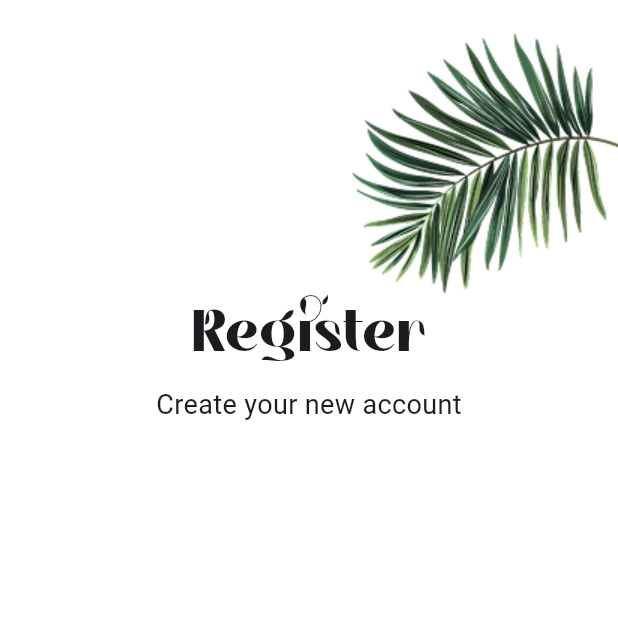
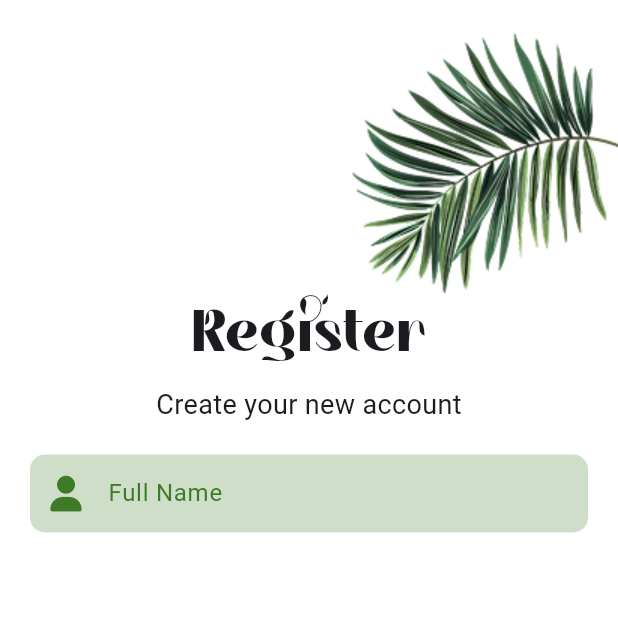
Before and after one commit to EsAm1973/Mazraaty, a Flutter app: the screen it shows after launch, on a phone screen of 412 x 824 dp, the top half of it. Run offline on Flutter 3.47's test engine with Material 3 defaults, Android fonts, the phone set to English and light mode, and no system bars; our stand-ins replace font_awesome_flutter, go_router, google_fonts, image_picker; Roboto replaces fonts that are missing (Inder).

Commit message:
create name textfeild in signup

```diff
--- a/lib/Features/authentication/presentation/views/signup_view.dart
+++ b/lib/Features/authentication/presentation/views/signup_view.dart
@@ -6,7 +6,7 @@ class SignupView extends StatelessWidget {
 
   @override
   Widget build(BuildContext context) {
-    return const SafeArea(
+    return  SafeArea(
       child: Scaffold(
         body: SignupViewBody(),
       ),
--- a/lib/Features/authentication/presentation/views/widgets/login_name_textfeild.dart
+++ b/lib/Features/authentication/presentation/views/widgets/login_name_textfeild.dart
@@ -11,6 +11,7 @@ class LoginEmailTextFeild extends StatelessWidget {
     return CustomTextField(
       controller: emailController,
       hintText: 'Email',
+      keyboardType: TextInputType.emailAddress,
       preffixIcon: const Icon(
         FontAwesomeIcons.solidEnvelope,
         color: kMainColor,
--- /dev/null
+++ b/lib/Features/authentication/presentation/views/widgets/signup_name_textfeild.dart
@@ -0,0 +1,32 @@
+import 'package:flutter/material.dart';
+import 'package:font_awesome_flutter/font_awesome_flutter.dart';
+import 'package:mazraaty/Core/widgets/custom_textfeild.dart';
+import 'package:mazraaty/constants.dart';
+
+class SignUpNameTextFeild extends StatelessWidget {
+  const SignUpNameTextFeild({super.key, required this.nameController});
+  final TextEditingController nameController;
+  @override
+  Widget build(BuildContext context) {
+    return CustomTextField(
+      controller: nameController,
+      hintText: 'Full Name',
+      keyboardType: TextInputType.name,
+      preffixIcon: const Icon(
+        FontAwesomeIcons.solidUser,
+        color: kMainColor,
+      ),
+      onChanged: (value) {},
+      validator: (value) {
+        if (value == null || value.isEmpty) {
+          return 'Please enter your Name';
+        }
+        final nameRegExp = RegExp(r"^[a-zA-Z]+(?:[\s'-][a-zA-Z]+)*$");
+        if (!nameRegExp.hasMatch(value)) {
+          return 'Please enter a valid name (only letters, spaces, hyphens, and apostrophes are allowed)';
+        }
+        return null;
+      },
+    );
+  }
+}
--- a/lib/Features/authentication/presentation/views/widgets/signup_view_body.dart
+++ b/lib/Features/authentication/presentation/views/widgets/signup_view_body.dart
@@ -1,12 +1,15 @@
 import 'package:flutter/material.dart';
+import 'package:font_awesome_flutter/font_awesome_flutter.dart';
 import 'package:mazraaty/Core/utils/styles.dart';
+import 'package:mazraaty/Core/widgets/custom_textfeild.dart';
 import 'package:mazraaty/Features/authentication/presentation/views/widgets/login_top_image.dart';
+import 'package:mazraaty/Features/authentication/presentation/views/widgets/signup_name_textfeild.dart';
 import 'package:mazraaty/Features/authentication/presentation/views/widgets/signup_welcome_message.dart';
 import 'package:mazraaty/constants.dart';
 
 class SignupViewBody extends StatelessWidget {
-  const SignupViewBody({super.key});
-
+  SignupViewBody({super.key});
+  final TextEditingController nameController = TextEditingController();
   @override
   Widget build(BuildContext context) {
     return SingleChildScrollView(
@@ -18,6 +21,8 @@ class SignupViewBody extends StatelessWidget {
             child: Column(
               children: [
                 const SignUpWelcomeMessage(),
+                const SizedBox(height: 20),
+                SignUpNameTextFeild(nameController: nameController),
               ],
             ),
           ),
```
